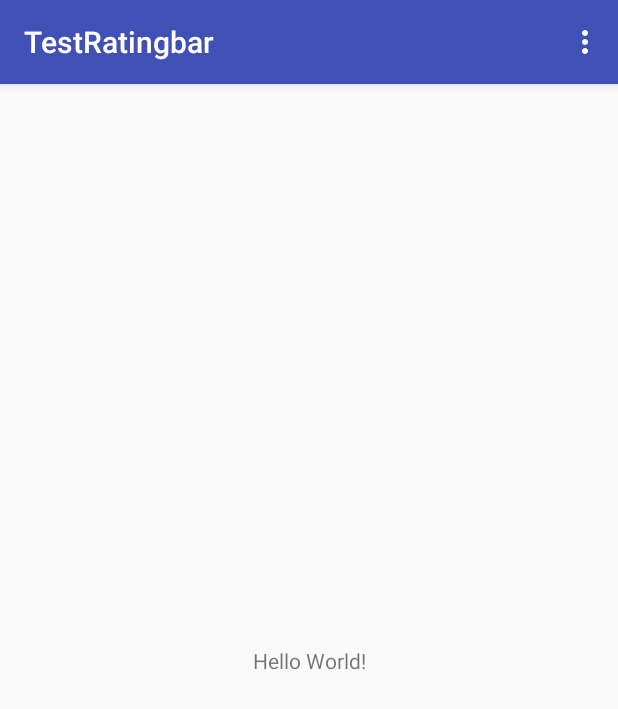
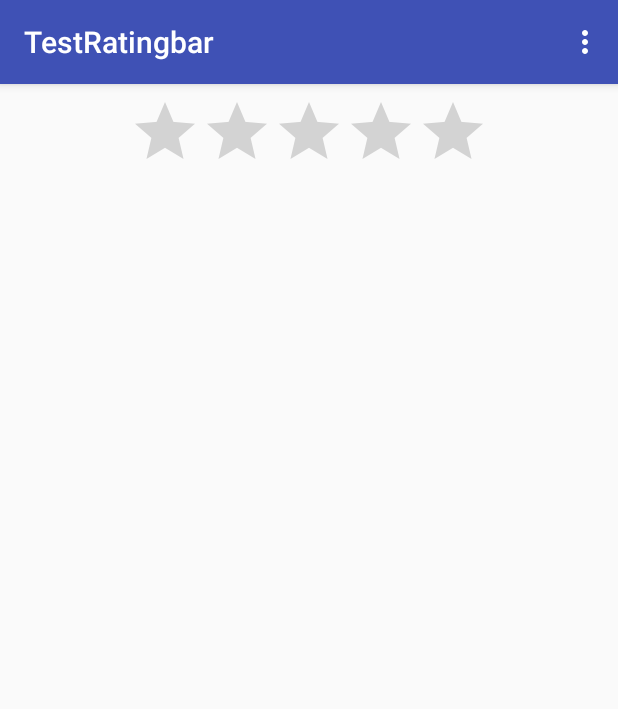
Before and after one commit to FabiPuig/TestRatingBar, an Android app: the screen it shows after launch (MainActivity), on a phone screen of 412 x 824 dp. Shown: the top 709 px of the screen. Run offline under Robolectric (Android 15) with nearby library versions, the phone set to English and light mode, and no system bars.

Commit message:
Añadimos la RatingBar

```diff
--- a/app/src/main/res/layout/fragment_main.xml
+++ b/app/src/main/res/layout/fragment_main.xml
@@ -7,13 +7,15 @@
     tools:context="com.example.fabian.testratingbar.MainActivityFragment"
     tools:showIn="@layout/activity_main">
 
-    <TextView
+    <RatingBar
+        android:id="@+id/ratingBar"
         android:layout_width="wrap_content"
         android:layout_height="wrap_content"
-        android:text="Hello World!"
-        app:layout_constraintBottom_toBottomOf="parent"
+        android:layout_marginRight="8dp"
+        app:layout_constraintRight_toRightOf="parent"
+        android:layout_marginLeft="8dp"
         app:layout_constraintLeft_toLeftOf="parent"
-        app:layout_constraintRight_toRightOf="parent"
-        app:layout_constraintTop_toTopOf="parent" />
+        app:layout_constraintTop_toTopOf="parent"
+        android:layout_marginTop="8dp" />
 
 </android.support.constraint.ConstraintLayout>
```
